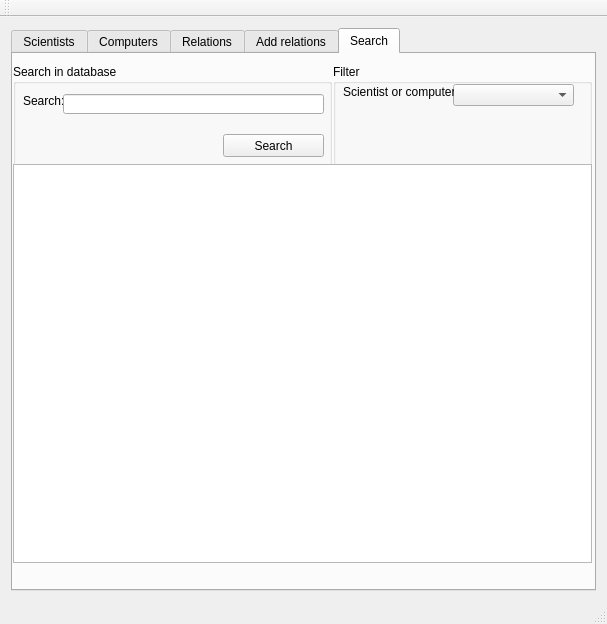
The window that mainwindow.ui (hrafnhildurs/skil3) describes before a commit, drawn with Qt 5.
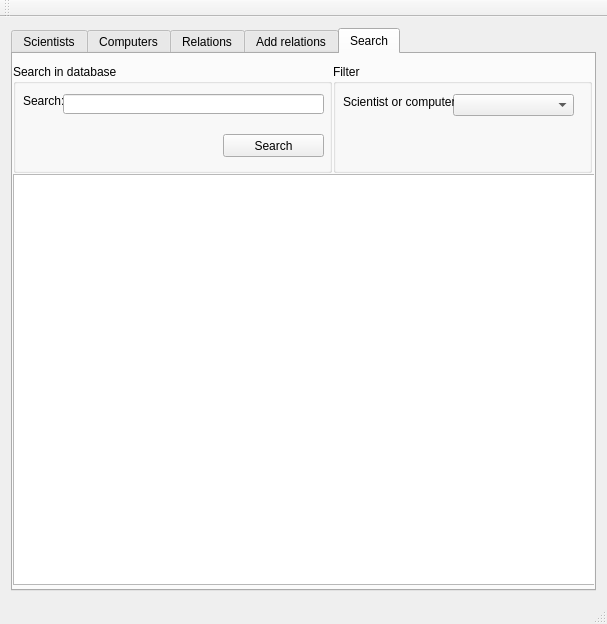
The same window after the commit.

Commit message: Search displayar allar upplýsingar

Patch:
```diff
--- a/mainwindow.ui
+++ b/mainwindow.ui
@@ -991,7 +991,7 @@
          <property name="geometry">
           <rect>
            <x>120</x>
-           <y>20</y>
+           <y>30</y>
            <width>121</width>
            <height>22</height>
           </rect>
@@ -1001,7 +1001,7 @@
          <property name="geometry">
           <rect>
            <x>10</x>
-           <y>20</y>
+           <y>30</y>
            <width>111</width>
            <height>16</height>
           </rect>
@@ -1011,15 +1011,44 @@
          </property>
         </widget>
        </widget>
-       <widget class="QListWidget" name="list_search">
+       <widget class="QTableWidget" name="table_search">
         <property name="geometry">
          <rect>
           <x>0</x>
-          <y>110</y>
-          <width>579</width>
-          <height>399</height>
+          <y>120</y>
+          <width>591</width>
+          <height>411</height>
          </rect>
         </property>
+        <attribute name="horizontalHeaderVisible">
+         <bool>false</bool>
+        </attribute>
+        <attribute name="horizontalHeaderDefaultSectionSize">
+         <number>146</number>
+        </attribute>
+        <attribute name="verticalHeaderVisible">
+         <bool>false</bool>
+        </attribute>
+        <column>
+         <property name="text">
+          <string>New Column</string>
+         </property>
+        </column>
+        <column>
+         <property name="text">
+          <string>Name</string>
+         </property>
+        </column>
+        <column>
+         <property name="text">
+          <string>Gender/Year</string>
+         </property>
+        </column>
+        <column>
+         <property name="text">
+          <string>Death year/Was it built</string>
+         </property>
+        </column>
        </widget>
       </widget>
      </widget>
```
The commit also changes 8 other files.
